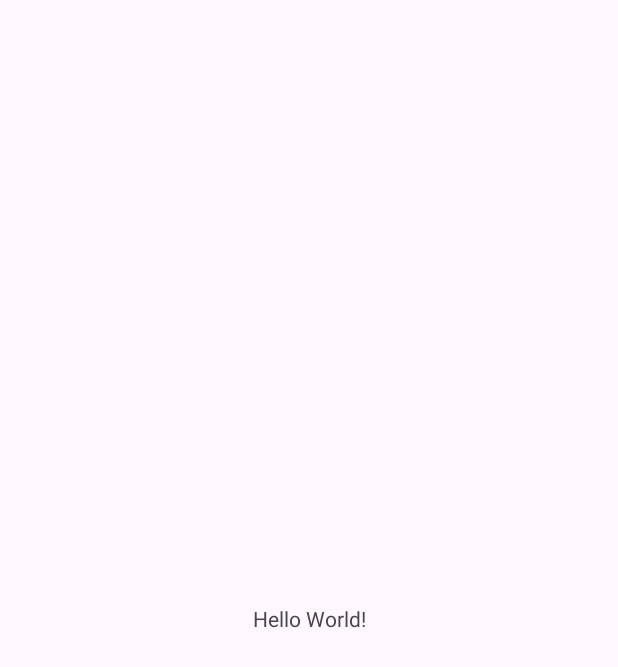
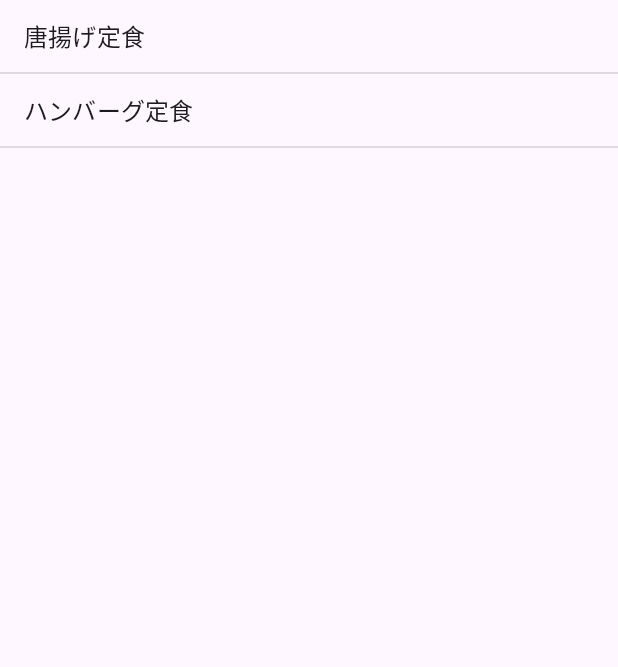
Before and after one commit to piny940/kotlin-android-basic, an Android app: the screen it shows after launch (MainActivity), on a phone screen of 412 x 824 dp. Before the commit the part shown is almost empty. Shown: the top 667 px of the screen. Run offline under Robolectric (Android 15) with nearby library versions, the light colour scheme and no system bars.

Commit message:
リストをactivityから表示する

```diff
--- a/ListViewSample2/app/build.gradle.kts
+++ b/ListViewSample2/app/build.gradle.kts
@@ -5,7 +5,7 @@ plugins {
 
 android {
     namespace = "com.example.listviewsample2"
-    compileSdk = 33
+    compileSdk = 34
 
     defaultConfig {
         applicationId = "com.example.listviewsample2"
--- a/ListViewSample2/app/src/main/java/com/example/listviewsample2/MainActivity.kt
+++ b/ListViewSample2/app/src/main/java/com/example/listviewsample2/MainActivity.kt
@@ -2,10 +2,17 @@ package com.example.listviewsample2
 
 import androidx.appcompat.app.AppCompatActivity
 import android.os.Bundle
+import android.widget.ArrayAdapter
+import android.widget.ListView
 
 class MainActivity : AppCompatActivity() {
     override fun onCreate(savedInstanceState: Bundle?) {
         super.onCreate(savedInstanceState)
         setContentView(R.layout.activity_main)
+
+        val lvMenu = findViewById<ListView>(R.id.lvMenu)
+        val menuList = mutableListOf("唐揚げ定食", "ハンバーグ定食")
+        val adapter = ArrayAdapter(this@MainActivity, android.R.layout.simple_list_item_1, menuList)
+        lvMenu.adapter = adapter
     }
 }
--- a/ListViewSample2/app/src/main/res/layout/activity_main.xml
+++ b/ListViewSample2/app/src/main/res/layout/activity_main.xml
@@ -1,18 +1,11 @@
 <?xml version="1.0" encoding="utf-8"?>
-<androidx.constraintlayout.widget.ConstraintLayout xmlns:android="http://schemas.android.com/apk/res/android"
-    xmlns:app="http://schemas.android.com/apk/res-auto"
-    xmlns:tools="http://schemas.android.com/tools"
+<LinearLayout
+    xmlns:android="http://schemas.android.com/apk/res/android"
     android:layout_width="match_parent"
-    android:layout_height="match_parent"
-    tools:context=".MainActivity">
-
-    <TextView
-        android:layout_width="wrap_content"
-        android:layout_height="wrap_content"
-        android:text="Hello World!"
-        app:layout_constraintBottom_toBottomOf="parent"
-        app:layout_constraintEnd_toEndOf="parent"
-        app:layout_constraintStart_toStartOf="parent"
-        app:layout_constraintTop_toTopOf="parent" />
-
-</androidx.constraintlayout.widget.ConstraintLayout>
+    android:layout_height="match_parent">
+    <ListView
+        android:layout_width="match_parent"
+        android:layout_height="match_parent"
+        android:id="@+id/lvMenu">
+    </ListView>
+</LinearLayout>
```
Also changed, not shown: ListViewSample2/app/src/main/res/values/strings.xml (+9 -1 lines).
